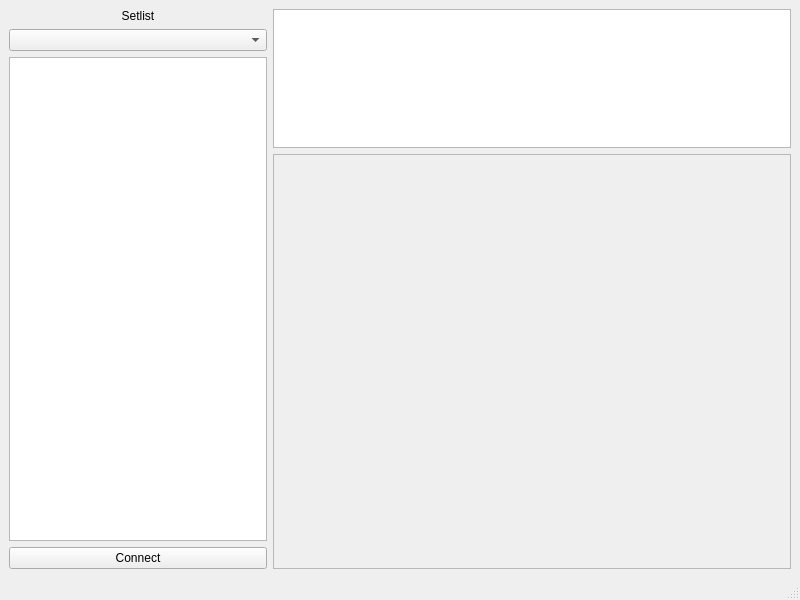
This is gui/ui/mainWindow.ui in anarsoul/pod_hd_edit as Qt 5 draws it before an edit. The edited form follows.
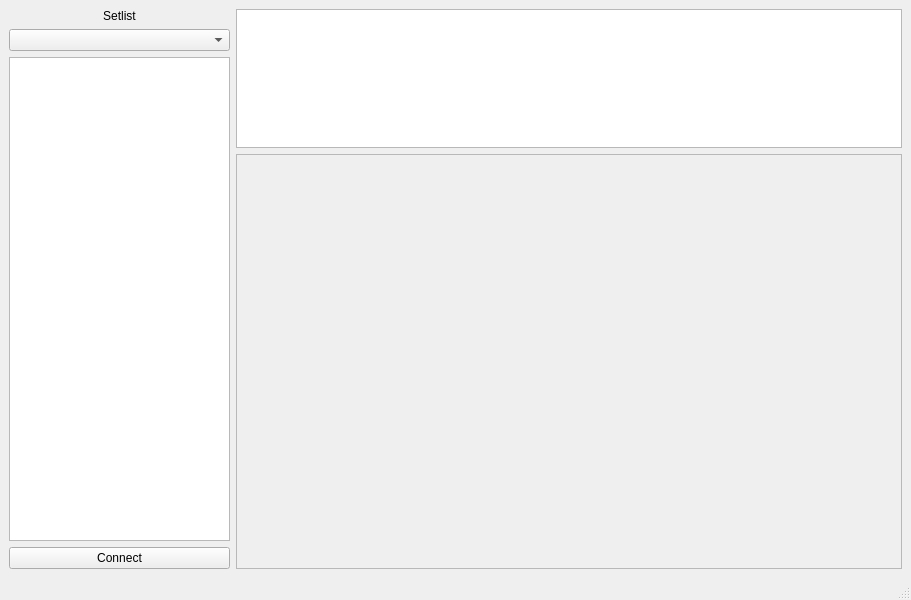
This is the edited form.

```diff
--- a/gui/ui/mainWindow.ui
+++ b/gui/ui/mainWindow.ui
@@ -6,7 +6,7 @@
    <rect>
     <x>0</x>
     <y>0</y>
-    <width>800</width>
+    <width>911</width>
     <height>600</height>
    </rect>
   </property>
@@ -16,7 +16,7 @@
   <widget class="QWidget" name="centralwidget">
    <layout class="QGridLayout" name="gridLayout_2">
     <item row="0" column="0">
-     <layout class="QHBoxLayout" name="horizontalLayout" stretch="1,2">
+     <layout class="QHBoxLayout" name="horizontalLayout" stretch="1,3">
       <item>
        <layout class="QVBoxLayout" name="verticalLayout_2" stretch="0,0,0,0">
         <item>
@@ -49,7 +49,7 @@
           </property>
           <property name="minimumSize">
            <size>
-            <width>258</width>
+            <width>200</width>
             <height>444</height>
            </size>
           </property>
@@ -76,7 +76,7 @@
           </property>
           <property name="minimumSize">
            <size>
-            <width>518</width>
+            <width>666</width>
             <height>133</height>
            </size>
           </property>
@@ -107,7 +107,7 @@
             <rect>
              <x>0</x>
              <y>0</y>
-             <width>514</width>
+             <width>662</width>
              <height>394</height>
             </rect>
            </property>
```
Left out of the diff: 11 changed lines with no effect on the pictures.
